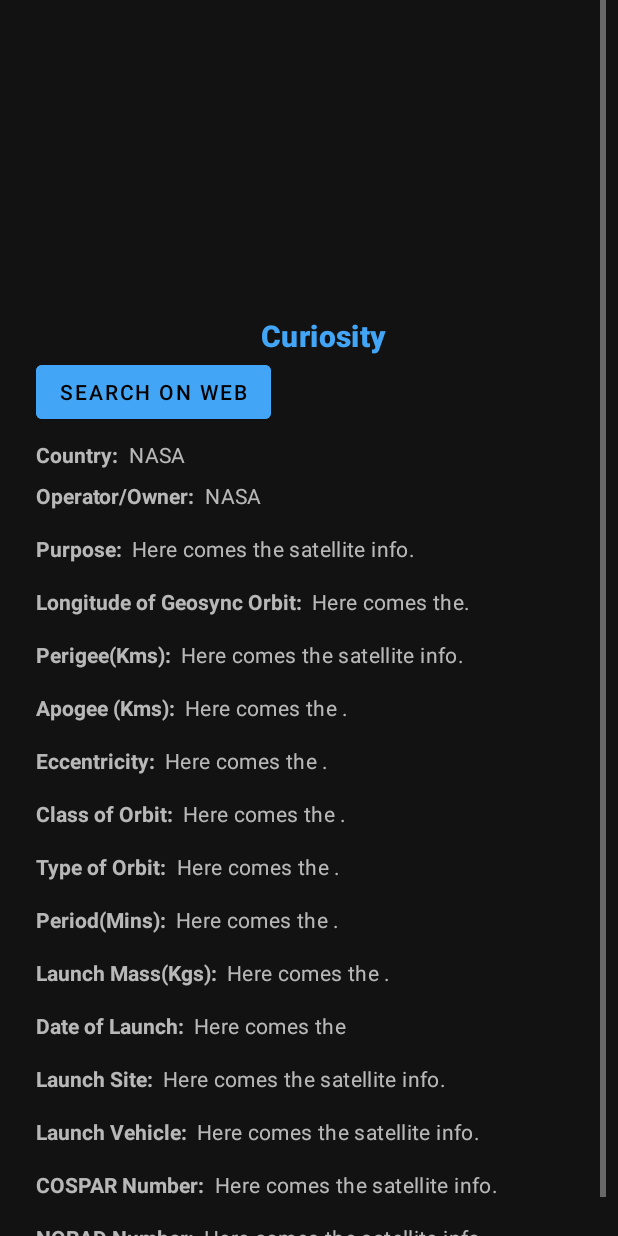
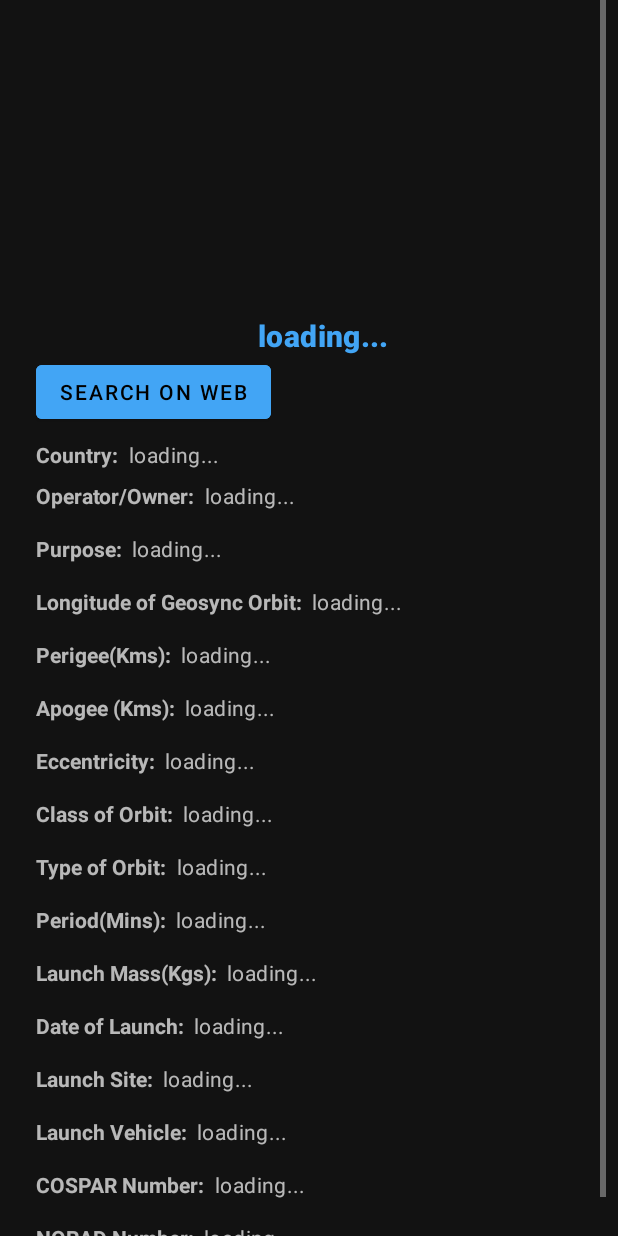
Before and after one commit to DewenHona/Amadeus-ORBiTAL, an Android app: the layout activity_sat_info.xml on its own in the app's theme, with its tools: preview values and no code run, on a phone screen of 412 x 824 dp. Run offline under Robolectric (Android 15) with nearby library versions, the phone set to English and light mode, and no system bars.

Commit message:
loading text for satInfo values

```diff
--- a/app/src/main/res/layout/activity_sat_info.xml
+++ b/app/src/main/res/layout/activity_sat_info.xml
@@ -45,7 +45,7 @@
                     android:id="@+id/nameSatInfo"
                     android:layout_width="wrap_content"
                     android:layout_height="wrap_content"
-                    android:text="Curiosity"
+                    android:text="loading..."
                     android:layout_gravity="center"
                     android:layout_marginLeft="10dp"
                     android:textStyle="bold"
@@ -82,7 +82,7 @@
                         android:layout_width="wrap_content"
                         android:layout_height="wrap_content"
                         android:layout_marginTop="8dp"
-                        android:text="NASA"
+                        android:text="loading..."
                         android:textAppearance="?attr/textAppearanceBody2"
                         android:textColor="?android:attr/textColorSecondary" />
                 </LinearLayout>
@@ -101,7 +101,7 @@
                         android:layout_width="wrap_content"
                         android:layout_height="wrap_content"
                         android:layout_marginTop="8dp"
-                        android:text="NASA               "
+                        android:text="loading..."
                         android:textAppearance="?attr/textAppearanceBody2"
                         android:textColor="?android:attr/textColorSecondary" />
                 </LinearLayout>
@@ -120,7 +120,7 @@
                         android:layout_width="wrap_content"
                         android:layout_height="wrap_content"
                         android:layout_marginTop="16dp"
-                        android:text="Here comes the satellite info."
+                        android:text="loading..."
                         android:textAppearance="?attr/textAppearanceBody2"
                         android:textColor="?android:attr/textColorSecondary" />
                 </LinearLayout>
@@ -139,7 +139,7 @@
                         android:layout_width="wrap_content"
                         android:layout_height="wrap_content"
                         android:layout_marginTop="16dp"
-                        android:text="Here comes the."
+                        android:text="loading..."
                         android:textAppearance="?attr/textAppearanceBody2"
                         android:textColor="?android:attr/textColorSecondary" />
                 </LinearLayout>
@@ -158,7 +158,7 @@
                         android:layout_width="wrap_content"
                         android:layout_height="wrap_content"
                         android:layout_marginTop="16dp"
-                        android:text="Here comes the satellite info."
+                        android:text="loading..."
                         android:textAppearance="?attr/textAppearanceBody2"
                         android:textColor="?android:attr/textColorSecondary" />
                 </LinearLayout>
@@ -177,7 +177,7 @@
                         android:layout_width="wrap_content"
                         android:layout_height="wrap_content"
                         android:layout_marginTop="16dp"
-                        android:text="Here comes the ."
+                        android:text="loading..."
                         android:textAppearance="?attr/textAppearanceBody2"
                         android:textColor="?android:attr/textColorSecondary" />
                 </LinearLayout>
@@ -197,7 +197,7 @@
                         android:layout_width="wrap_content"
                         android:layout_height="wrap_content"
                         android:layout_marginTop="16dp"
-                        android:text="Here comes the ."
+                        android:text="loading..."
                         android:textAppearance="?attr/textAppearanceBody2"
                         android:textColor="?android:attr/textColorSecondary" />
                 </LinearLayout>
@@ -217,7 +217,7 @@
                         android:layout_width="wrap_content"
                         android:layout_height="wrap_content"
                         android:layout_marginTop="16dp"
-                        android:text="Here comes the ."
+                        android:text="loading..."
                         android:textAppearance="?attr/textAppearanceBody2"
                         android:textColor="?android:attr/textColorSecondary" />
                 </LinearLayout>
@@ -237,7 +237,7 @@
                         android:layout_width="wrap_content"
                         android:layout_height="wrap_content"
                         android:layout_marginTop="16dp"
-                        android:text="Here comes the ."
+                        android:text="loading..."
                         android:textAppearance="?attr/textAppearanceBody2"
                         android:textColor="?android:attr/textColorSecondary" />
                 </LinearLayout>
@@ -256,7 +256,7 @@
                         android:layout_width="wrap_content"
                         android:layout_height="wrap_content"
                         android:layout_marginTop="16dp"
-                        android:text="Here comes the ."
+                        android:text="loading..."
                         android:textAppearance="?attr/textAppearanceBody2"
                         android:textColor="?android:attr/textColorSecondary" />
                 </LinearLayout>
@@ -275,7 +275,7 @@
                         android:layout_width="wrap_content"
                         android:layout_height="wrap_content"
                         android:layout_marginTop="16dp"
-                        android:text="Here comes the ."
+                        android:text="loading..."
                         android:textAppearance="?attr/textAppearanceBody2"
                         android:textColor="?android:attr/textColorSecondary" />
                 </LinearLayout>
@@ -295,7 +295,7 @@
                         android:layout_width="wrap_content"
                         android:layout_height="wrap_content"
                         android:layout_marginTop="16dp"
-                        android:text="Here comes the "
+                        android:text="loading..."
                         android:textAppearance="?attr/textAppearanceBody2"
                         android:textColor="?android:attr/textColorSecondary" />
                 </LinearLayout>
@@ -315,7 +315,7 @@
                         android:layout_width="wrap_content"
                         android:layout_height="wrap_content"
                         android:layout_marginTop="16dp"
-                        android:text="Here comes the satellite info.  "
+                        android:text="loading..."
                         android:textAppearance="?attr/textAppearanceBody2"
                         android:textColor="?android:attr/textColorSecondary" />
                 </LinearLayout>
@@ -335,7 +335,7 @@
                         android:layout_width="wrap_content"
                         android:layout_height="wrap_content"
                         android:layout_marginTop="16dp"
-                        android:text="Here comes the satellite info.  "
+                        android:text="loading..."
                         android:textAppearance="?attr/textAppearanceBody2"
                         android:textColor="?android:attr/textColorSecondary" />
                 </LinearLayout>
@@ -354,7 +354,7 @@
                         android:layout_width="wrap_content"
                         android:layout_height="wrap_content"
                         android:layout_marginTop="16dp"
-                        android:text="Here comes the satellite info.  "
+                        android:text="loading..."
                         android:textAppearance="?attr/textAppearanceBody2"
                         android:textColor="?android:attr/textColorSecondary" />
                 </LinearLayout>
@@ -373,7 +373,7 @@
                         android:layout_width="wrap_content"
                         android:layout_height="wrap_content"
                         android:layout_marginTop="16dp"
-                        android:text="Here comes the satellite info.  "
+                        android:text="loading..."
                         android:textAppearance="?attr/textAppearanceBody2"
                         android:textColor="?android:attr/textColorSecondary" />
                 </LinearLayout>
```
